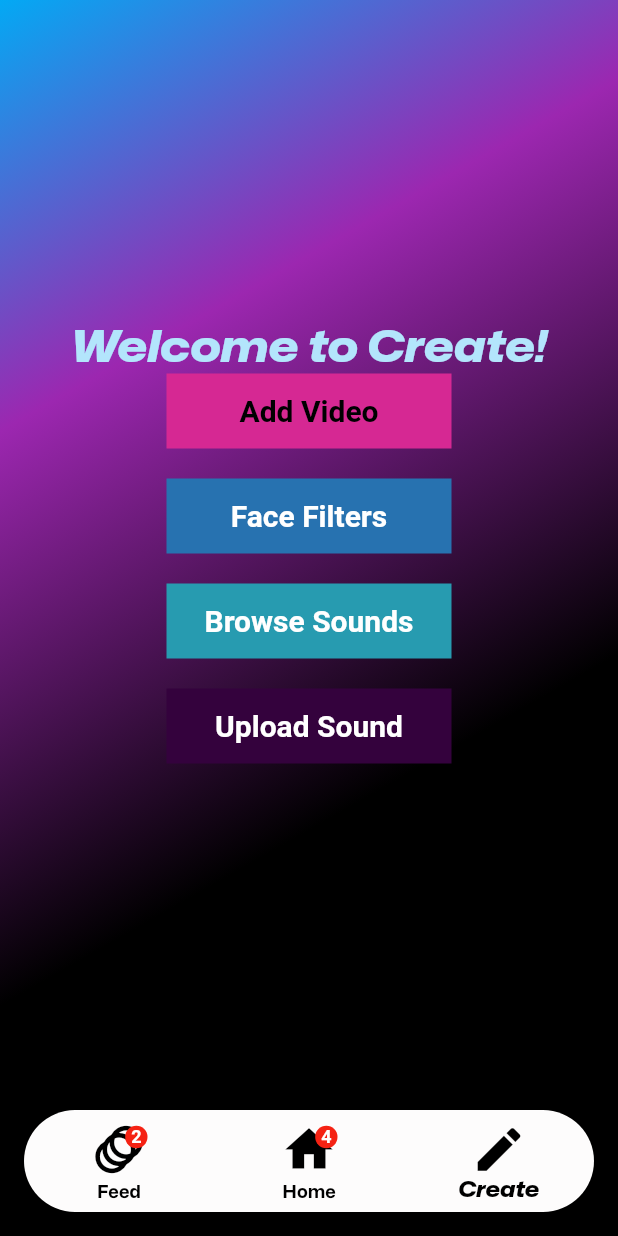
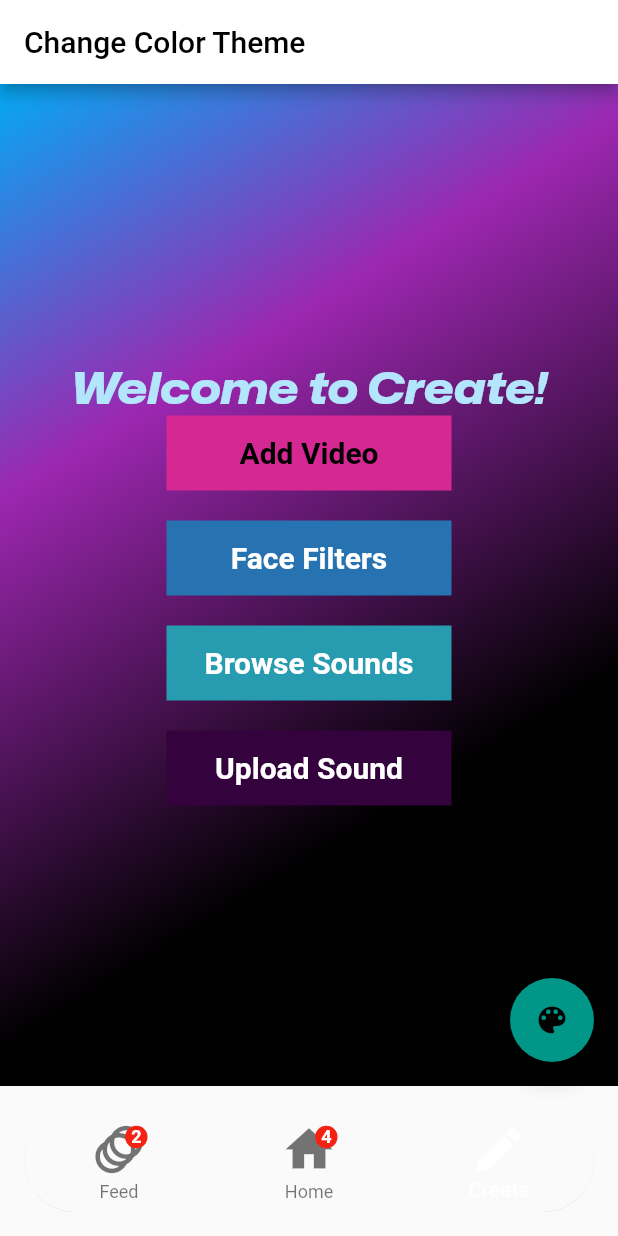
Before and after one commit to hunterjreid/Vibe, a Flutter app: the screen it shows once a user with an empty profile is signed in, item 3 of the bottom bar chosen, on a phone screen of 412 x 824 dp. Run offline on Flutter 3.47's test engine with Material 2 defaults, Android fonts, the light colour scheme and no system bars; our stand-ins replace cached_network_image, camera, chewie, cloud_firestore, firebase_auth, firebase_core and 6 more; missing offline and left inert: video_compress, video_editor; accounts and stored records are empty.

Commit message:
color themes added

```diff
--- a/lib/views/screens/home_screen.dart
+++ b/lib/views/screens/home_screen.dart
@@ -1,6 +1,5 @@
 import 'package:flutter/material.dart';
 import 'package:vibe/constants.dart';
-import 'package:vibe/views/widgets/custom_icon.dart';
 
 class HomeScreen extends StatefulWidget {
   const HomeScreen({Key? key}) : super(key: key);
@@ -14,29 +13,85 @@ class _HomeScreenState extends State<HomeScreen> {
   int feedNotificationCount = 2; // Notification count for Feed
   int homeNotificationCount = 4; // Notification count for Home
 
+  bool isDarkTheme = false;
+  String selectedColorOption = 'System Detect';
+
+  final darkTheme = ThemeData(
+    brightness: Brightness.dark,
+    primaryColor: Colors.grey[900],
+    colorScheme: ColorScheme.dark(
+      primary: Color.fromARGB(255, 0, 0, 0),
+      onPrimary: Colors.white,
+      secondary: Colors.tealAccent,
+      onSecondary: Colors.black,
+      background: Color.fromARGB(255, 0, 0, 0),
+      onBackground: Colors.white,
+      surface: Colors.grey,
+      onSurface: Colors.white,
+      error: Colors.red,
+      onError: Colors.black,
+    ),
+    // ...
+  );
+
+  final lightTheme = ThemeData(
+    brightness: Brightness.light,
+    primaryColor: Colors.white,
+    colorScheme: ColorScheme.light(
+      primary: Colors.white,
+      onPrimary: Colors.black,
+      secondary: Colors.teal,
+      onSecondary: Colors.black,
+      background: Colors.white,
+      onBackground: Colors.black,
+      surface: Colors.grey,
+      onSurface: Colors.black,
+      error: Colors.red,
+      onError: Colors.black,
+    ),
+    // ...
+  );
+
+  BottomNavigationBarThemeData bottomNavigationBarTheme =
+      ThemeData().bottomNavigationBarTheme;
+
   @override
-  Widget build(BuildContext context) {
-    return Scaffold(
-      bottomNavigationBar: Container(
-        decoration: BoxDecoration(
-          borderRadius: BorderRadius.all(
-            Radius.circular(10),
+  void initState() {
+    super.initState();
+    _setSystemTheme();
+  }
+
+  Future<void> _setSystemTheme() async {
+    final brightness = MediaQuery.of(context).platformBrightness;
+    setState(() {
+      isDarkTheme = brightness == Brightness.dark;
+    });
+  }
+
+  void _updateColorTheme(String colorOption) {
+    setState(() {
+      selectedColorOption = colorOption;
+
+      if (colorOption == 'Marble White') {
+        isDarkTheme = false;
+        bottomNavigationBarTheme =
+            lightTheme.bottomNavigationBarTheme.copyWith(
+          backgroundColor: Color.fromRGBO(0, 0, 0, 1),
+          selectedItemColor: Color.fromARGB(255, 255, 255, 255),
+          unselectedItemColor: Color.fromARGB(255, 255, 255, 255),
+          selectedLabelStyle: TextStyle(
+            fontWeight: FontWeight.w400,
+            fontFamily: 'MonaSansExtraBoldWideItalic',
           ),
-          color: Colors.black,
+          unselectedLabelStyle: TextStyle(
+            fontWeight: FontWeight.bold,
+            fontFamily: 'MonaSans',
           ),
-        padding: EdgeInsets.symmetric(horizontal: 16.0, vertical: 16.0),
-        child: ClipRRect(
-          borderRadius: BorderRadius.all(
-            Radius.circular(50),
-          ),
-          child:
-
-
-
-
-
-
-          BottomNavigationBar(
+        );
+      } else if (colorOption == 'Jet Black') {
+        isDarkTheme = true;
+        bottomNavigationBarTheme =
+            darkTheme.bottomNavigationBarTheme.copyWith(
           backgroundColor: Color.fromRGBO(253, 252, 252, 1),
           selectedItemColor: Color.fromARGB(255, 0, 0, 0),
           unselectedItemColor: Color.fromARGB(255, 0, 0, 0),
@@ -48,6 +103,39 @@ class _HomeScreenState extends State<HomeScreen> {
             fontWeight: FontWeight.bold,
             fontFamily: 'MonaSans',
           ),
+        );
+      } else if (colorOption == 'System Detect') {
+        _setSystemTheme().then((_) {
+          bottomNavigationBarTheme = Theme.of(context).bottomNavigationBarTheme;
+        });
+      }
+    });
+  }
+
+  @override
+  Widget build(BuildContext context) {
+    final currentTheme = isDarkTheme ? darkTheme : lightTheme;
+
+    return Theme(
+      data: currentTheme,
+      child: Scaffold(
+        bottomNavigationBar: Container(
+          decoration: BoxDecoration(
+            borderRadius: BorderRadius.all(
+              Radius.circular(10),
+            ),
+          ),
+          padding: EdgeInsets.symmetric(horizontal: 16.0, vertical: 16.0),
+          child: ClipRRect(
+            borderRadius: BorderRadius.all(
+              Radius.circular(50),
+            ),
+            child: BottomNavigationBar(
+              backgroundColor: bottomNavigationBarTheme.backgroundColor,
+              selectedItemColor: bottomNavigationBarTheme.selectedItemColor,
+              unselectedItemColor: bottomNavigationBarTheme.unselectedItemColor,
+              selectedLabelStyle: bottomNavigationBarTheme.selectedLabelStyle,
+              unselectedLabelStyle: bottomNavigationBarTheme.unselectedLabelStyle,
               currentIndex: pageIdx,
               onTap: (index) {
                 setState(() {
@@ -73,13 +161,11 @@ class _HomeScreenState extends State<HomeScreen> {
                               color: Color.fromARGB(255, 245, 34, 19),
                             ),
                             child: Text(
-
                               feedNotificationCount.toString(),
                               style: TextStyle(
                                 color: Colors.white,
                                 fontSize: 12,
                                 fontWeight: FontWeight.bold,
-
                               ),
                             ),
                           ),
@@ -87,12 +173,8 @@ class _HomeScreenState extends State<HomeScreen> {
                     ],
                   ),
                   label: 'Feed',
-
                 ),
                 BottomNavigationBarItem(
-
-
-
                   icon: Stack(
                     children: [
                       Icon(
@@ -132,26 +214,75 @@ class _HomeScreenState extends State<HomeScreen> {
                 ),
               ],
             ),
-
-
-
-
-
-
-
-
-
-
-
-
-
-
-
-
-
           ),
         ),
         body: pages[pageIdx],
+        appBar: AppBar(
+          title: Text('Change Color Theme'),
+          backgroundColor: currentTheme.primaryColor,
+        ),
+        floatingActionButton: FloatingActionButton(
+          onPressed: () {
+            showDialog(
+              context: context,
+              builder: (context) => AlertDialog(
+                title: Text('Set Colors'),
+                content: Column(
+                  mainAxisSize: MainAxisSize.min,
+                  children: [
+                    ListTile(
+                      title: Text(
+                        'Marble White',
+                        style: TextStyle(
+                          fontWeight: selectedColorOption == 'Marble White'
+                              ? FontWeight.bold
+                              : FontWeight.normal,
+                        ),
+                      ),
+                      onTap: () {
+                        _updateColorTheme('Marble White');
+                        Navigator.pop(context);
+                      },
+                    ),
+                    ListTile(
+                      title: Text(
+                        'Jet Black',
+                        style: TextStyle(
+                          fontWeight: selectedColorOption == 'Jet Black'
+                              ? FontWeight.bold
+                              : FontWeight.normal,
+                        ),
+                      ),
+                      onTap: () {
+                        _updateColorTheme('Jet Black');
+                        Navigator.pop(context);
+                      },
+                    ),
+                    ListTile(
+                      title: Text(
+                        'System Detect',
+                        style: TextStyle(
+                          fontWeight: selectedColorOption == 'System Detect'
+                              ? FontWeight.bold
+                              : FontWeight.normal,
+                        ),
+                      ),
+                      onTap: () {
+                        _setSystemTheme().then((_) {
+                          _updateColorTheme('System Detect');
+                          Navigator.pop(context);
+                        });
+                      },
+                    ),
+                  ],
+                ),
+              ),
+            );
+          },
+          child: Icon(Icons.color_lens),
+          backgroundColor: currentTheme.colorScheme.secondary,
+        ),
+      ),
     );
   }
 }
```
Lines whose indentation alone changed are shown as unchanged.
